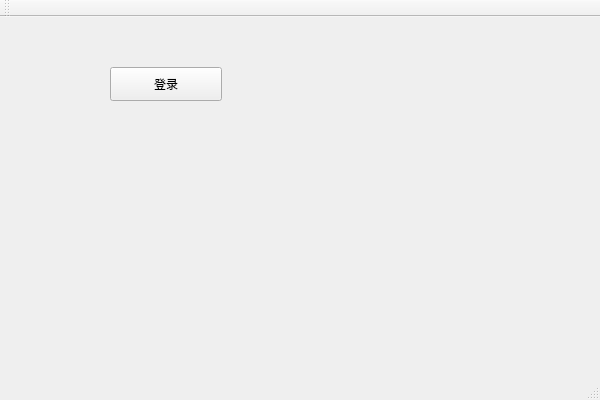
Qt form Test7_1A/Test7_1A/Test7_1A.ui (hkkhuang/Qt) before a commit.
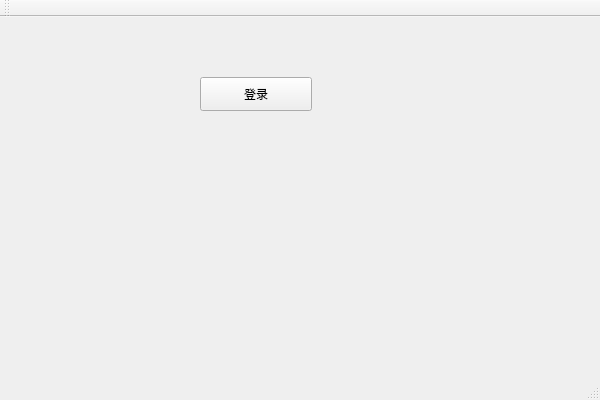
The same form after that commit.

Patch:
```diff
--- a/Test7_1A/Test7_1A/Test7_1A.ui
+++ b/Test7_1A/Test7_1A/Test7_1A.ui
@@ -17,8 +17,8 @@
    <widget class="QPushButton" name="btnLogin">
     <property name="geometry">
      <rect>
-      <x>110</x>
-      <y>50</y>
+      <x>200</x>
+      <y>60</y>
       <width>112</width>
       <height>34</height>
      </rect>
```
Left out of the diff: 2 changed lines with no effect on the pictures.
